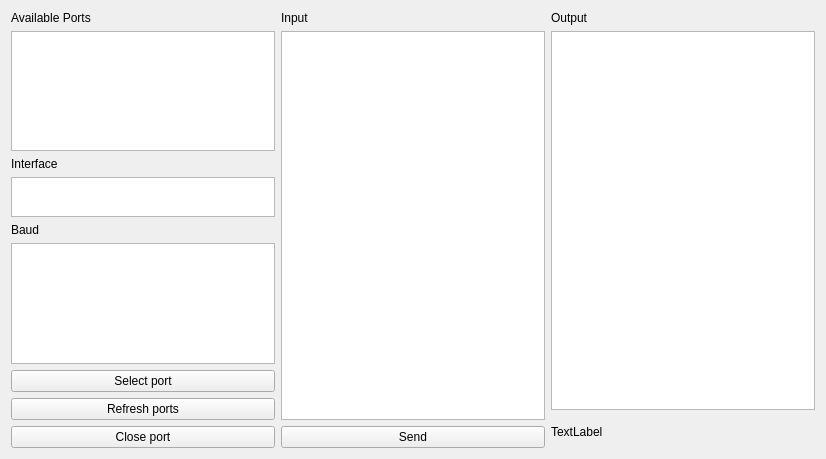
This is src/interfaces.ui in solar05/InterfaceEmulator as Qt 5 draws it before an edit. The edited form follows.
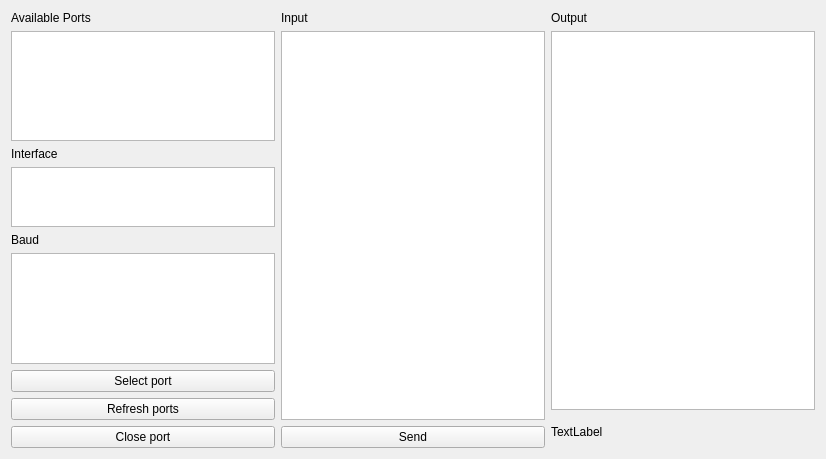
This is the edited form.

Patch:
```diff
--- a/src/interfaces.ui
+++ b/src/interfaces.ui
@@ -94,7 +94,7 @@
          <property name="maximumSize">
           <size>
            <width>16777215</width>
-           <height>40</height>
+           <height>60</height>
           </size>
          </property>
         </widget>
```
